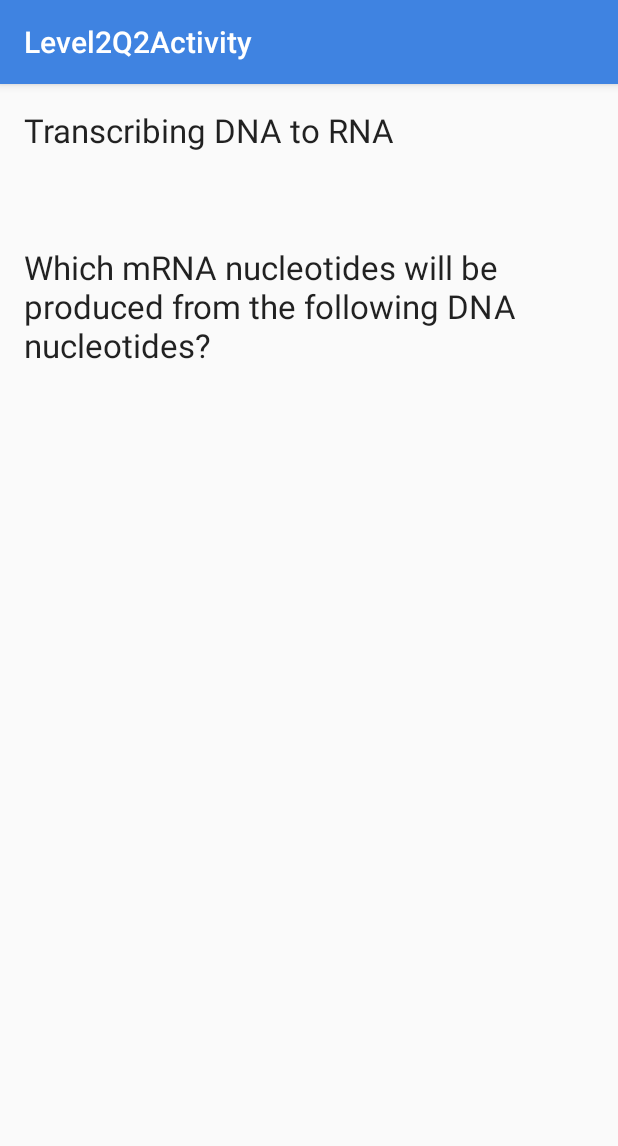
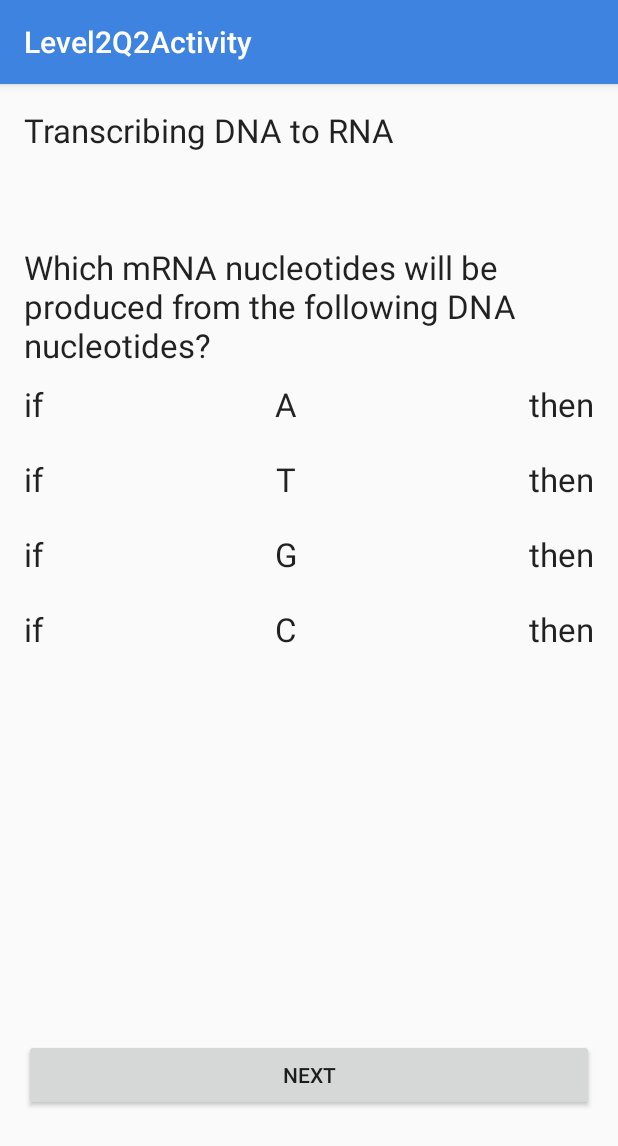
Before and after one commit to skarpath/MajorReady, an Android app: the Level2Q2Activity screen opened directly, with no data from a screen before it, on a phone screen of 412 x 824 dp. Shown: the top 1146 px of the screen. Run offline under Robolectric (Android 15) with nearby library versions, the phone set to English and light mode, and no system bars.

Commit message:
Update version 0.2

```diff
--- a/app/src/main/java/com/stephenk/majorready/Level2Q2Activity.java
+++ b/app/src/main/java/com/stephenk/majorready/Level2Q2Activity.java
@@ -1,13 +1,18 @@
 package com.stephenk.majorready;
 
+import android.content.Intent;
 import android.os.Bundle;
 import android.support.design.widget.FloatingActionButton;
 import android.support.design.widget.Snackbar;
 import android.support.v7.app.AppCompatActivity;
 import android.support.v7.widget.Toolbar;
 import android.view.View;
+import android.widget.Button;
 
 public class Level2Q2Activity extends AppCompatActivity {
+
+
+    Button Level2Q2Activity;
 
     @Override
     protected void onCreate(Bundle savedInstanceState) {
@@ -17,6 +22,15 @@ public class Level2Q2Activity extends AppCompatActivity {
         setSupportActionBar(toolbar);
 
 
+        Level2Q2Activity = (Button) findViewById(R.id.btnNextL2Q2);
+        Level2Q2Activity.setOnClickListener(new Button.OnClickListener() {
+            public void onClick(View v) {
+                Intent intent = new Intent(Level2Q2Activity.this, Level2Q3Activity.class);
+                startActivity(intent);
+            }
+        });
+
+
     }
 
 }
--- a/app/src/main/java/com/stephenk/majorready/MainActivity.java
+++ b/app/src/main/java/com/stephenk/majorready/MainActivity.java
@@ -11,7 +11,7 @@ import android.widget.Toast;
 
 public class MainActivity extends AppCompatActivity {
 
-    Button maLvl1btn;
+    Button maLvl2btn;
 
     @Override
     protected void onCreate(Bundle savedInstanceState) {
@@ -24,8 +24,8 @@ public class MainActivity extends AppCompatActivity {
 
 
         //Button Code
-        maLvl1btn = (Button) findViewById(R.id.maLvl1btn);
-        maLvl1btn.setOnClickListener(new Button.OnClickListener() {
+        maLvl2btn = (Button) findViewById(R.id.maLvl2btn);
+        maLvl2btn.setOnClickListener(new Button.OnClickListener() {
             public void onClick(View v) {
                 Intent intent = new Intent(MainActivity.this, Level2Q2Activity.class);
                 startActivity(intent);
--- a/app/src/main/res/layout/content_level2_q2.xml
+++ b/app/src/main/res/layout/content_level2_q2.xml
@@ -15,7 +15,8 @@
     <LinearLayout
         android:orientation="vertical"
         android:layout_width="wrap_content"
-        android:layout_height="wrap_content">
+        android:layout_height="wrap_content"
+        android:id="@+id/linearLayout">
 
         <TextView
             android:layout_width="match_parent"
@@ -38,4 +39,141 @@
 
     </LinearLayout>
 
+    <Button
+        android:layout_width="match_parent"
+        android:layout_height="wrap_content"
+        android:text="@string/btnNext"
+        android:id="@+id/btnNextL2Q2"
+        android:layout_alignParentBottom="true"
+        android:layout_alignParentStart="true"
+        android:layout_marginBottom="67dp" />
+
+    <LinearLayout
+        android:orientation="horizontal"
+        android:layout_width="match_parent"
+        android:layout_height="50dp"
+        android:layout_alignParentStart="true"
+        android:id="@+id/linearLayout3"
+        android:gravity="center_vertical|center_horizontal"
+        android:layout_below="@+id/linearLayout">
+
+        <TextView
+            android:layout_width="wrap_content"
+            android:layout_height="wrap_content"
+            android:textAppearance="?android:attr/textAppearanceLarge"
+            android:text="@string/titleIF"
+            android:layout_weight="1"
+            android:id="@+id/textView5" />
+
+        <TextView
+            android:layout_width="wrap_content"
+            android:layout_height="wrap_content"
+            android:textAppearance="?android:attr/textAppearanceLarge"
+            android:text="A"
+            android:layout_weight="1"
+            android:id="@+id/textView6" />
+
+        <TextView
+            android:layout_width="wrap_content"
+            android:layout_height="wrap_content"
+            android:textAppearance="?android:attr/textAppearanceLarge"
+            android:text="@string/titlethen" />
+    </LinearLayout>
+
+    <LinearLayout
+        android:orientation="horizontal"
+        android:layout_width="match_parent"
+        android:layout_height="50dp"
+        android:id="@+id/linearLayout2"
+        android:gravity="center_vertical|center_horizontal"
+        android:layout_below="@+id/linearLayout3"
+        android:layout_alignParentStart="true">
+
+        <TextView
+            android:layout_width="wrap_content"
+            android:layout_height="wrap_content"
+            android:textAppearance="?android:attr/textAppearanceLarge"
+            android:text="@string/titleIF"
+            android:layout_weight="1"
+            android:id="@+id/textView7" />
+
+        <TextView
+            android:layout_width="wrap_content"
+            android:layout_height="wrap_content"
+            android:textAppearance="?android:attr/textAppearanceLarge"
+            android:text="T"
+            android:layout_weight="1"
+            android:id="@+id/textView8" />
+
+        <TextView
+            android:layout_width="wrap_content"
+            android:layout_height="wrap_content"
+            android:textAppearance="?android:attr/textAppearanceLarge"
+            android:text="@string/titlethen" />
+    </LinearLayout>
+
+    <LinearLayout
+        android:orientation="horizontal"
+        android:layout_width="match_parent"
+        android:layout_height="50dp"
+        android:id="@+id/linearLayout4"
+        android:gravity="center_vertical|center_horizontal"
+        android:layout_below="@+id/linearLayout2"
+        android:layout_alignParentStart="true">
+
+        <TextView
+            android:layout_width="wrap_content"
+            android:layout_height="wrap_content"
+            android:textAppearance="?android:attr/textAppearanceLarge"
+            android:text="@string/titleIF"
+            android:layout_weight="1"
+            android:id="@+id/textView9" />
+
+        <TextView
+            android:layout_width="wrap_content"
+            android:layout_height="wrap_content"
+            android:textAppearance="?android:attr/textAppearanceLarge"
+            android:text="G"
+            android:layout_weight="1"
+            android:id="@+id/textView10" />
+
+        <TextView
+            android:layout_width="wrap_content"
+            android:layout_height="wrap_content"
+            android:textAppearance="?android:attr/textAppearanceLarge"
+            android:text="@string/titlethen" />
+    </LinearLayout>
+
+    <LinearLayout
+        android:orientation="horizontal"
+        android:layout_width="match_parent"
+        android:layout_height="50dp"
+        android:id="@+id/linearLayout5"
+        android:gravity="center_vertical|center_horizontal"
+        android:layout_below="@+id/linearLayout4"
+        android:layout_alignParentStart="true">
+
+        <TextView
+            android:layout_width="wrap_content"
+            android:layout_height="wrap_content"
+            android:textAppearance="?android:attr/textAppearanceLarge"
+            android:text="@string/titleIF"
+            android:layout_weight="1"
+            android:id="@+id/textView11" />
+
+        <TextView
+            android:layout_width="wrap_content"
+            android:layout_height="wrap_content"
+            android:textAppearance="?android:attr/textAppearanceLarge"
+            android:text="C"
+            android:layout_weight="1"
+            android:id="@+id/textView12" />
+
+        <TextView
+            android:layout_width="wrap_content"
+            android:layout_height="wrap_content"
+            android:textAppearance="?android:attr/textAppearanceLarge"
+            android:text="@string/titlethen" />
+    </LinearLayout>
+
 </RelativeLayout>
--- a/app/src/main/res/values/strings.xml
+++ b/app/src/main/res/values/strings.xml
@@ -6,4 +6,7 @@
     <string name="titleQuestion_Level2Q2Activity">Which mRNA nucleotides will be produced from the following DNA nucleotides?</string>
     <string name="title_activity_level2_q1">Level2Q1Activity</string>
     <string name="title_activity_main">MainActivity</string>
+    <string name="titleIF">if</string>
+    <string name="titlethen">then</string>
+    <string name="btnNext">Next</string>
 </resources>
```
